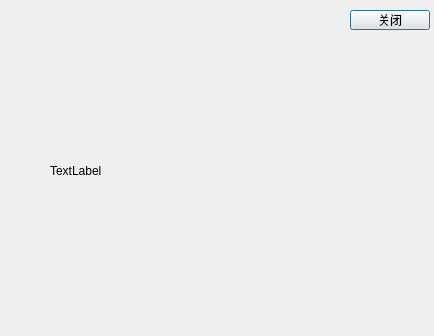
interestingLSY/DDL-Firewall, file remind_acurator.ui: the form before one commit.
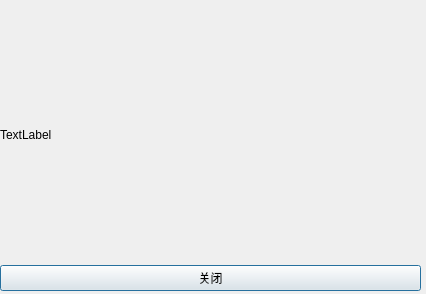
The form after the commit.

The edit to the form file:
```diff
--- a/remind_acurator.ui
+++ b/remind_acurator.ui
@@ -6,8 +6,8 @@
    <rect>
     <x>0</x>
     <y>0</y>
-    <width>434</width>
-    <height>336</height>
+    <width>426</width>
+    <height>294</height>
    </rect>
   </property>
   <property name="windowTitle">
@@ -16,10 +16,10 @@
   <widget class="QWidget" name="verticalLayoutWidget_2">
    <property name="geometry">
     <rect>
-     <x>50</x>
-     <y>70</y>
-     <width>301</width>
-     <height>201</height>
+     <x>0</x>
+     <y>10</y>
+     <width>421</width>
+     <height>281</height>
     </rect>
    </property>
    <layout class="QVBoxLayout" name="verticalLayout_2">
@@ -30,17 +30,8 @@
       </property>
      </widget>
     </item>
-   </layout>
-  </widget>
+    <item>
   <widget class="QPushButton" name="pushButton">
-   <property name="geometry">
-    <rect>
-     <x>350</x>
-     <y>10</y>
-     <width>80</width>
-     <height>20</height>
-    </rect>
-   </property>
    <property name="text">
     <string>关闭</string>
    </property>
@@ -50,6 +41,9 @@
    <property name="flat">
     <bool>false</bool>
    </property>
+     </widget>
+    </item>
+   </layout>
   </widget>
  </widget>
  <resources/>
```
Lines whose indentation alone changed are shown as unchanged.
